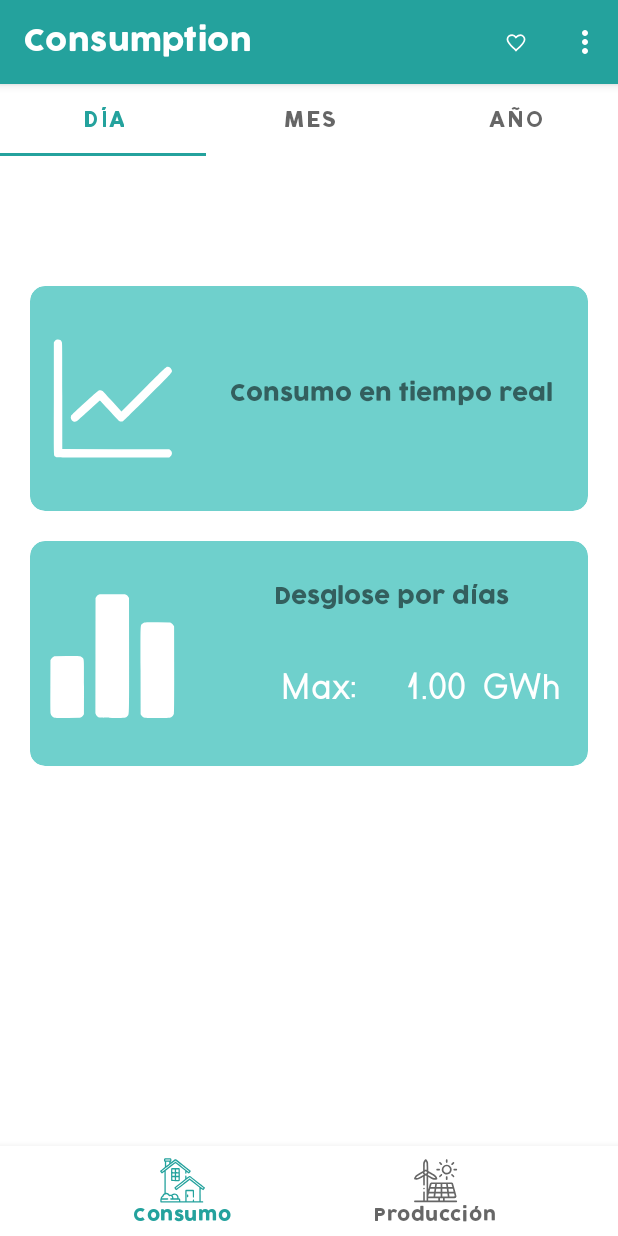
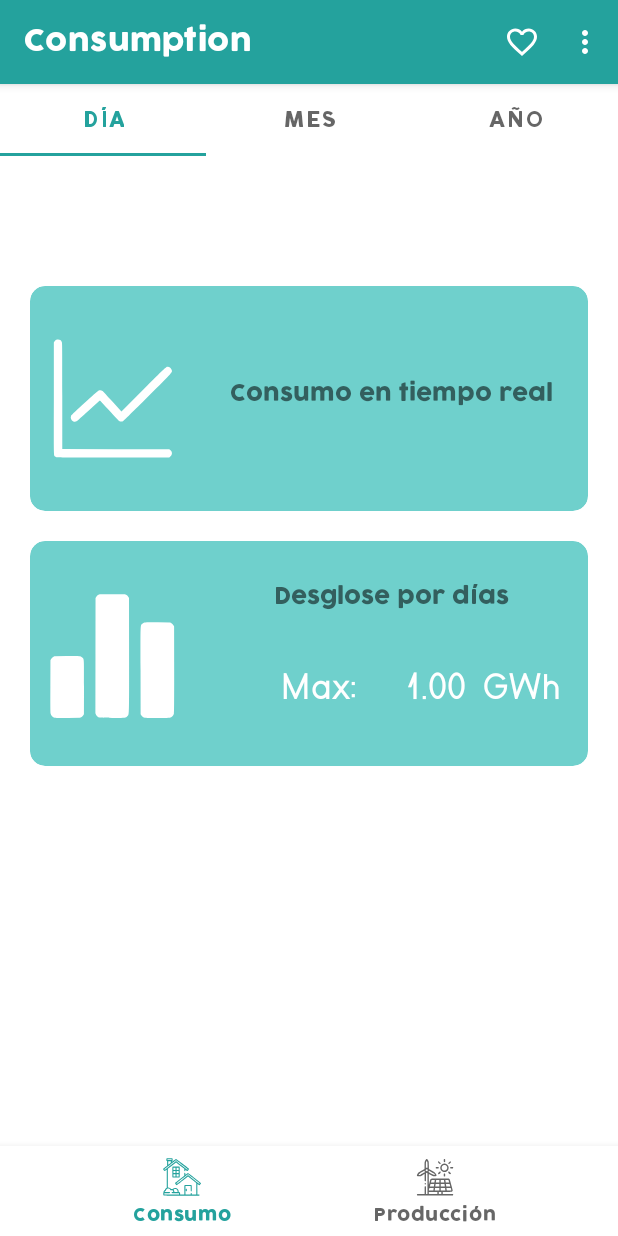
Before and after one commit to RodrigoZafra/Lumen, an Android app: the Consumption screen opened directly, with no data from a screen before it, on a phone screen of 412 x 824 dp. Run offline under Robolectric (Android 15) with nearby library versions, the phone set to English and light mode, and no system bars; libraries missing offline, so code that uses them is left out: com.anychart, com.anychart.chart, com.anychart.charts, com.anychart.core, com.anychart.data and 2 more; 2 statements that could not run were skipped.

Commit message:
Tamaño logo splash. Tamnaño logo menu bottom. Nueva version gradle. Favourite fill. Letra reducida slide4 y 6

```diff
--- a/app/build.gradle
+++ b/app/build.gradle
@@ -9,8 +9,8 @@ android {
         applicationId "com.rotirmar.lumen"
         minSdk 21
         targetSdk 31
-        versionCode 1
-        versionName "1.0"
+        versionCode 2
+        versionName "1.1"
 
         testInstrumentationRunner "androidx.test.runner.AndroidJUnitRunner"
 
--- a/app/src/main/java/com/rotirmar/lumen/Consumption.java
+++ b/app/src/main/java/com/rotirmar/lumen/Consumption.java
@@ -5,8 +5,6 @@ import android.net.Uri;
 import android.os.Bundle;
 
 import com.google.android.material.bottomnavigation.BottomNavigationView;
-import com.google.android.material.floatingactionbutton.FloatingActionButton;
-import com.google.android.material.snackbar.Snackbar;
 import com.google.android.material.tabs.TabLayout;
 
 import androidx.annotation.NonNull;
@@ -15,10 +13,8 @@ import androidx.appcompat.app.AppCompatActivity;
 
 import android.view.Menu;
 import android.view.MenuItem;
-import android.view.View;
 import android.widget.Toast;
 
-import com.rotirmar.lumen.ui.main.SectionsPagerAdapter;
 import com.rotirmar.lumen.databinding.ActivityConsumptionBinding;
 import com.rotirmar.lumen.ui.main.SectionsPagerAdapterConsumption;
 
@@ -75,6 +71,7 @@ public class Consumption extends AppCompatActivity {
                 getSharedPreferences("PREFERENCE", MODE_PRIVATE).edit()
                         .putBoolean("ifConsumptionFavourite", true).commit();
             }
+            item.setIcon(R.drawable.ic_favorite_filled);
         }
 
         if (id == R.id.comoFunciona) {
--- a/app/src/main/java/com/rotirmar/lumen/Production.java
+++ b/app/src/main/java/com/rotirmar/lumen/Production.java
@@ -74,6 +74,7 @@ public class Production extends AppCompatActivity {
                 getSharedPreferences("PREFERENCE", MODE_PRIVATE).edit()
                         .putBoolean("ifConsumptionFavourite", false).commit();
             }
+            item.setIcon(R.drawable.ic_favorite_filled);
         }
 
         if (id == R.id.comoFunciona) {
--- a/app/src/main/java/com/rotirmar/lumen/consumptionFragments/Consumption1.java
+++ b/app/src/main/java/com/rotirmar/lumen/consumptionFragments/Consumption1.java
@@ -87,7 +87,7 @@ public class Consumption1 extends Fragment {
 
             double aux;
 
-            for (int i = 0; i < 31; i++) {
+            for (int i = 0; i < 29; i++) {
                 aux = (Double.parseDouble(jsonArrayOfDemandPerDayValues.getJSONObject(i).getString("value")) / 1000);
                 if (aux > value)
                     value = aux;
@@ -245,7 +245,7 @@ public class Consumption1 extends Fragment {
             String day;
             double value;
 
-            for (int i = 0; i < 31; i++) {
+            for (int i = 0; i < 29; i++) {
                 day = jsonArrayOfDemandPerDayValues.getJSONObject(i).get("datetime").toString().substring(5, 10);
                 value = (Double.parseDouble(jsonArrayOfDemandPerDayValues.getJSONObject(i).getString("value")) / 1000);
 
--- a/app/src/main/java/com/rotirmar/lumen/productionFragments/Production1.java
+++ b/app/src/main/java/com/rotirmar/lumen/productionFragments/Production1.java
@@ -119,7 +119,7 @@ public class Production1 extends Fragment {
                 double noRenewable;
                 double sum;
 
-                for (int i = 0; i < 32; i++) {
+                for (int i = 0; i < 29; i++) {
                     renewable = (Double.parseDouble(jsonArrayOfRenewableValues.getJSONObject(i).getString("value")) / 1000);
                     noRenewable = (Double.parseDouble(jsonArrayOfNoRenewableValues.getJSONObject(i).getString("value")) / 1000);
                     sum = renewable + noRenewable;
@@ -234,7 +234,7 @@ public class Production1 extends Fragment {
             double noRenewable;
             double sum;
 
-            for (int i = 0; i < 32; i++) {
+            for (int i = 0; i < 29; i++) {
                 day = jsonArrayOfNoRenewableValues.getJSONObject(i).get("datetime").toString().substring(6, 10);
                 renewable = (Double.parseDouble(jsonArrayOfRenewableValues.getJSONObject(i).getString("value")) / 1000);
                 noRenewable = (Double.parseDouble(jsonArrayOfNoRenewableValues.getJSONObject(i).getString("value")) / 1000);
@@ -269,7 +269,7 @@ public class Production1 extends Fragment {
             double noEmissions;
             double sum;
 
-            for (int i = 0; i < 32; i++) {
+            for (int i = 0; i < 29; i++) {
                 day = jsonArrayOfNoRenewableValues.getJSONObject(i).get("datetime").toString().substring(6, 10);
                 emissions = (Double.parseDouble(jsonArrayOfRenewableValues.getJSONObject(i).getString("value")) / 1000);
                 noEmissions = (Double.parseDouble(jsonArrayOfNoRenewableValues.getJSONObject(i).getString("value")) / 1000);
--- /dev/null
+++ b/app/src/main/res/drawable/ic_favorite_empty.xml
@@ -0,0 +1,5 @@
+<vector android:height="24dp" android:tint="#FFFFFF"
+    android:viewportHeight="24" android:viewportWidth="24"
+    android:width="24dp" xmlns:android="http://schemas.android.com/apk/res/android">
+    <path android:fillColor="@android:color/white" android:pathData="M16.5,3c-1.74,0 -3.41,0.81 -4.5,2.09C10.91,3.81 9.24,3 7.5,3 4.42,3 2,5.42 2,8.5c0,3.78 3.4,6.86 8.55,11.54L12,21.35l1.45,-1.32C18.6,15.36 22,12.28 22,8.5 22,5.42 19.58,3 16.5,3zM12.1,18.55l-0.1,0.1 -0.1,-0.1C7.14,14.24 4,11.39 4,8.5 4,6.5 5.5,5 7.5,5c1.54,0 3.04,0.99 3.57,2.36h1.87C13.46,5.99 14.96,5 16.5,5c2,0 3.5,1.5 3.5,3.5 0,2.89 -3.14,5.74 -7.9,10.05z"/>
+</vector>
--- /dev/null
+++ b/app/src/main/res/drawable/ic_favorite_filled.xml
@@ -0,0 +1,5 @@
+<vector android:height="24dp" android:tint="#FFFFFF"
+    android:viewportHeight="24" android:viewportWidth="24"
+    android:width="24dp" xmlns:android="http://schemas.android.com/apk/res/android">
+    <path android:fillColor="@android:color/white" android:pathData="M12,21.35l-1.45,-1.32C5.4,15.36 2,12.28 2,8.5 2,5.42 4.42,3 7.5,3c1.74,0 3.41,0.81 4.5,2.09C13.09,3.81 14.76,3 16.5,3 19.58,3 22,5.42 22,8.5c0,3.78 -3.4,6.86 -8.55,11.54L12,21.35z"/>
+</vector>
--- a/app/src/main/res/drawable/vd_heart_empty.xml
+++ /dev/null
@@ -1,19 +0,0 @@
-<vector
-    xmlns:android="http://schemas.android.com/apk/res/android"
-    android:width="56dp"
-    android:height="56dp"
-    android:tint="?attr/colorControlNormal"
-    android:viewportHeight="56"
-    android:viewportWidth="56">
-
-    <path
-        android:pathData="@string/heart_stroke_left"
-        android:strokeColor="@android:color/white"
-        android:strokeWidth="2"/>
-
-    <path
-        android:pathData="@string/heart_stroke_right"
-        android:strokeColor="@android:color/white"
-        android:strokeWidth="2"/>
-
-</vector>
--- a/app/src/main/res/layout/activity_consumption.xml
+++ b/app/src/main/res/layout/activity_consumption.xml
@@ -27,7 +27,7 @@
         android:layout_width="match_parent"
         android:layout_height="60dp"
         android:layout_gravity="bottom"
-        app:itemIconSize="30dp"
+        app:itemIconSize="25dp"
         app:layout_anchorGravity="bottom|center"
         app:layout_constraintBottom_toBottomOf="parent"
         app:menu="@menu/main_bottom_menu">
--- a/app/src/main/res/layout/activity_splash_screen.xml
+++ b/app/src/main/res/layout/activity_splash_screen.xml
@@ -10,8 +10,8 @@
 
     <ImageView
         android:id="@+id/IVicon_animation"
-        android:layout_width="300dp"
-        android:layout_height="300dp"
+        android:layout_width="250dp"
+        android:layout_height="250dp"
         android:layout_marginTop="100dp"
         app:layout_constraintEnd_toEndOf="parent"
         app:layout_constraintStart_toStartOf="parent"
@@ -25,7 +25,7 @@
         android:layout_marginTop="150dp"
         android:text="Lumen"
         android:textColor="@color/white"
-        android:textSize="50dp"
+        android:textSize="40dp"
         app:layout_constraintEnd_toEndOf="parent"
         app:layout_constraintStart_toStartOf="parent"
         app:layout_constraintTop_toBottomOf="@id/IVicon_animation"/>
--- a/app/src/main/res/layout/fragment_info_slide4.xml
+++ b/app/src/main/res/layout/fragment_info_slide4.xml
@@ -35,7 +35,7 @@
             android:padding="20dp"
             android:textColor="@color/naranja_muy_oscuro"
             android:text="@string/infoSlideString4"
-            android:textSize="24sp"
+            android:textSize="20sp"
             app:layout_constraintBottom_toBottomOf="parent"
             app:layout_constraintEnd_toEndOf="parent"
             app:layout_constraintStart_toStartOf="parent"
--- a/app/src/main/res/layout/fragment_info_slide6.xml
+++ b/app/src/main/res/layout/fragment_info_slide6.xml
@@ -36,7 +36,7 @@
             android:padding="20dp"
             android:text="@string/infoSlideString6"
             android:textColor="@color/naranja_muy_oscuro"
-            android:textSize="24sp"
+            android:textSize="20sp"
             app:layout_constraintBottom_toBottomOf="parent"
             app:layout_constraintEnd_toEndOf="parent"
             app:layout_constraintStart_toStartOf="parent"
--- a/app/src/main/res/menu/menu_navigation.xml
+++ b/app/src/main/res/menu/menu_navigation.xml
@@ -3,7 +3,7 @@
     xmlns:app="http://schemas.android.com/apk/res-auto">
     <item
         android:id="@+id/favorite"
-        android:icon="@drawable/vd_heart_empty"
+        android:icon="@drawable/ic_favorite_empty"
         android:orderInCategory="100"
         android:title="Item"
         app:showAsAction="always" />
```
Also changed, not shown: app/src/main/res/drawable/avd_heart_fill.xml (deleted, +0 -18 lines), app/src/main/res/drawable/heart_animation.xml (deleted, +0 -23 lines), app/src/main/res/drawable/vd_heart_full.xml (deleted, +0 -28 lines).
